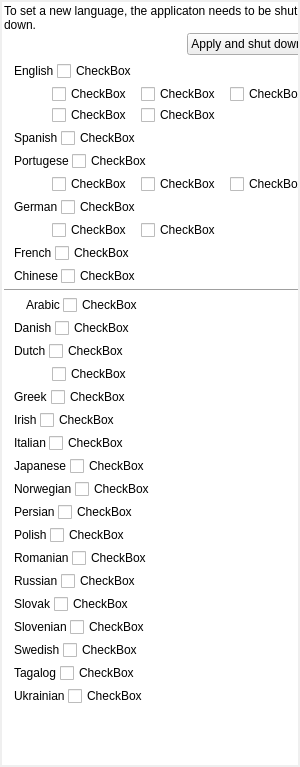
Before: the Qt Designer form ui/manuscript_context_menu_widget.ui in zkovari/plotlyst, drawn with Qt 5.
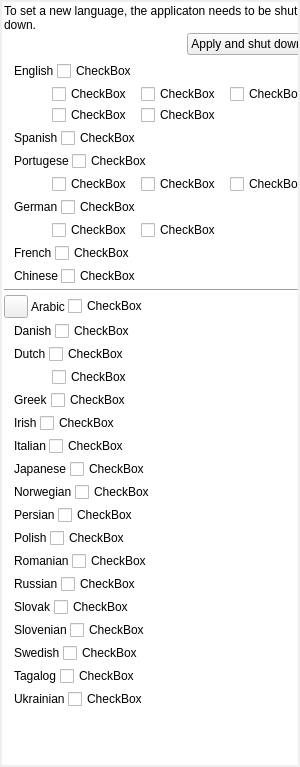
After: the same form once the commit is applied. Custom widgets are drawn as their Qt base class.

Diff of the .ui file:
```diff
--- a/ui/manuscript_context_menu_widget.ui
+++ b/ui/manuscript_context_menu_widget.ui
@@ -67,7 +67,7 @@
         <x>0</x>
         <y>0</y>
         <width>325</width>
-        <height>838</height>
+        <height>811</height>
        </rect>
       </property>
       <layout class="QVBoxLayout" name="verticalLayout_2">
@@ -702,9 +702,6 @@
          </property>
          <item>
           <widget class="QToolButton" name="btnArabicIcon">
-           <property name="styleSheet">
-            <string notr="true">border: 0px;</string>
-           </property>
            <property name="text">
             <string/>
            </property>
```
Left out of the diff: 3 changed lines with no effect on the pictures.
